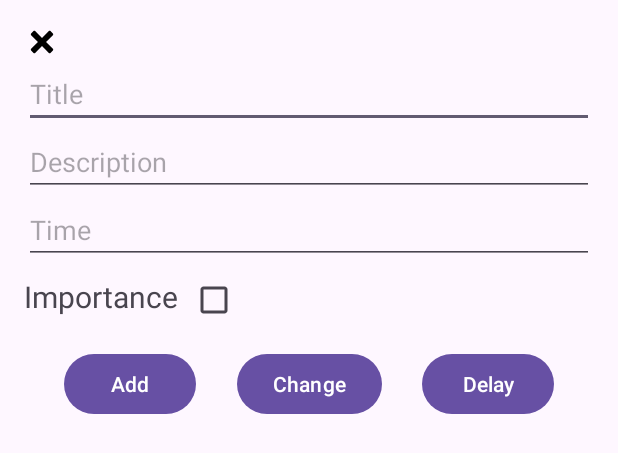
After one commit to nurkenzhebekov/DrugsApp, an Android app: the layout fragment_add_drug_dialog.xml on its own in the app's theme, with its tools: preview values and no code run, on a phone screen of 412 x 824 dp. The commit adds this screen. Shown: the top 453 px of the screen. Run offline under Robolectric (Android 15) with nearby library versions, the phone set to English and light mode, and no system bars.

Commit message:
Initial 2

```diff
--- a/app/src/main/java/com/example/drugsapp/repository/DrugsRepository.kt
+++ b/app/src/main/java/com/example/drugsapp/repository/DrugsRepository.kt
@@ -9,4 +9,6 @@ class DrugsRepository(private val drugsDao: DrugsDao) {
     fun getDrugsByImportance(importance: String): LiveData<List<Drug>> {
         return drugsDao.getDrugsByImportance(importance)
     }
+
+    suspend fun insert(drug: Drug) = drugsDao.insert(drug)
 }
--- a/app/src/main/java/com/example/drugsapp/ui/fragment/drugs/DrugsViewModel.kt
+++ b/app/src/main/java/com/example/drugsapp/ui/fragment/drugs/DrugsViewModel.kt
@@ -5,6 +5,7 @@ import android.view.LayoutInflater
 import android.view.ViewGroup
 import androidx.lifecycle.AndroidViewModel
 import androidx.lifecycle.LiveData
+import androidx.lifecycle.viewModelScope
 import androidx.recyclerview.widget.DiffUtil
 import androidx.recyclerview.widget.ListAdapter
 import androidx.recyclerview.widget.RecyclerView
@@ -12,6 +13,7 @@ import com.example.drugsapp.data.DrugsDatabase
 import com.example.drugsapp.databinding.ItemDrugsBinding
 import com.example.drugsapp.model.Drug
 import com.example.drugsapp.repository.DrugsRepository
+import kotlinx.coroutines.launch
 
 class DrugsViewModel(app: Application) : AndroidViewModel(app) {
     private val repository: DrugsRepository
@@ -23,6 +25,10 @@ class DrugsViewModel(app: Application) : AndroidViewModel(app) {
 
     fun getDrugsByImportance(importance: String): LiveData<List<Drug>> {
         return repository.getDrugsByImportance(importance)
+    }
+
+    fun insert(drug: Drug) = viewModelScope.launch {
+        repository.insert(drug)
     }
 }
 
--- /dev/null
+++ b/app/src/main/res/drawable/ic_cancel.xml
@@ -0,0 +1,5 @@
+<vector xmlns:android="http://schemas.android.com/apk/res/android" android:height="24dp" android:viewportHeight="32" android:viewportWidth="32" android:width="24dp">
+
+    <path android:fillColor="#000000" android:pathData="M19.587,16.001l6.096,6.096c0.396,0.396 0.396,1.039 0,1.435l-2.151,2.151c-0.396,0.396 -1.038,0.396 -1.435,0l-6.097,-6.096 -6.097,6.096c-0.396,0.396 -1.038,0.396 -1.434,0l-2.152,-2.151c-0.396,-0.396 -0.396,-1.038 0,-1.435l6.097,-6.096 -6.097,-6.097c-0.396,-0.396 -0.396,-1.039 0,-1.435l2.153,-2.151c0.396,-0.396 1.038,-0.396 1.434,0l6.096,6.097 6.097,-6.097c0.396,-0.396 1.038,-0.396 1.435,0l2.151,2.152c0.396,0.396 0.396,1.038 0,1.435l-6.096,6.096z"/>
+
+</vector>
--- /dev/null
+++ b/app/src/main/res/layout/fragment_add_drug_dialog.xml
@@ -0,0 +1,99 @@
+<?xml version="1.0" encoding="utf-8"?>
+<androidx.constraintlayout.widget.ConstraintLayout
+    xmlns:android="http://schemas.android.com/apk/res/android"
+    android:layout_width="match_parent"
+    android:layout_height="match_parent"
+    xmlns:app="http://schemas.android.com/apk/res-auto"
+    android:padding="16dp">
+
+    <ImageButton
+        android:id="@+id/img_bt_close"
+        android:layout_width="wrap_content"
+        android:layout_height="wrap_content"
+        android:src="@drawable/ic_cancel"
+        android:background="@android:color/transparent"
+        app:layout_constraintTop_toTopOf="parent"
+        app:layout_constraintStart_toStartOf="parent"/>
+
+    <EditText
+        android:id="@+id/edt_title"
+        android:layout_width="match_parent"
+        android:layout_height="wrap_content"
+        app:layout_constraintTop_toBottomOf="@id/img_bt_close"
+        app:layout_constraintStart_toStartOf="parent"
+        android:hint="Title" />
+
+    <EditText
+        android:id="@+id/edt_description"
+        android:layout_width="match_parent"
+        android:layout_height="wrap_content"
+        app:layout_constraintTop_toBottomOf="@id/edt_title"
+        app:layout_constraintStart_toStartOf="parent"
+        android:hint="Description" />
+
+    <EditText
+        android:id="@+id/edt_time"
+        android:layout_width="match_parent"
+        android:layout_height="wrap_content"
+        app:layout_constraintTop_toBottomOf="@id/edt_description"
+        app:layout_constraintStart_toStartOf="parent"
+        android:hint="Time" />
+
+
+    <TextView
+        android:id="@+id/tv_importance"
+        android:layout_width="wrap_content"
+        android:layout_height="wrap_content"
+        android:layout_marginTop="8dp"
+        app:layout_constraintTop_toBottomOf="@id/edt_time"
+        app:layout_constraintStart_toStartOf="parent"
+        android:text="Importance"
+        android:textSize="20sp"/>
+
+    <CheckBox
+        android:id="@+id/checkbox"
+        android:layout_width="wrap_content"
+        android:layout_height="wrap_content"
+        app:layout_constraintTop_toBottomOf="@id/edt_time"
+        app:layout_constraintStart_toEndOf="@id/tv_importance"/>
+
+    <Spinner
+        android:id="@+id/spinner_importance"
+        android:layout_width="match_parent"
+        android:layout_height="wrap_content"
+        android:visibility="gone"
+        app:layout_constraintTop_toBottomOf="@id/checkbox"
+        app:layout_constraintStart_toStartOf="parent"
+        android:hint="Importance" />
+
+    <Button
+        android:id="@+id/bt_add"
+        android:layout_width="wrap_content"
+        android:layout_height="wrap_content"
+        android:layout_marginTop="8dp"
+        app:layout_constraintTop_toBottomOf="@id/spinner_importance"
+        app:layout_constraintStart_toStartOf="parent"
+        app:layout_constraintEnd_toStartOf="@id/bt_change"
+        android:text="Add" />
+
+    <Button
+        android:id="@+id/bt_change"
+        android:layout_width="wrap_content"
+        android:layout_height="wrap_content"
+        android:layout_marginTop="8dp"
+        app:layout_constraintTop_toBottomOf="@id/spinner_importance"
+        app:layout_constraintStart_toEndOf="@id/bt_add"
+        app:layout_constraintEnd_toStartOf="@id/bt_delay"
+        android:text="Change" />
+
+    <Button
+        android:id="@+id/bt_delay"
+        android:layout_width="wrap_content"
+        android:layout_height="wrap_content"
+        android:layout_marginTop="8dp"
+        app:layout_constraintTop_toBottomOf="@id/spinner_importance"
+        app:layout_constraintStart_toEndOf="@id/bt_change"
+        app:layout_constraintEnd_toEndOf="parent"
+        android:text="Delay" />
+
+</androidx.constraintlayout.widget.ConstraintLayout>
--- a/app/src/main/res/layout/fragment_drugs_list.xml
+++ b/app/src/main/res/layout/fragment_drugs_list.xml
@@ -7,6 +7,7 @@
     tools:context=".ui.fragment.drugs.DrugsListFragment">
 
     <com.google.android.material.floatingactionbutton.FloatingActionButton
+        android:id="@+id/flacbt_add_drug"
         android:layout_width="wrap_content"
         android:layout_height="wrap_content"
         android:layout_gravity="end|bottom"
--- a/app/src/main/res/navigation/nav_graph.xml
+++ b/app/src/main/res/navigation/nav_graph.xml
@@ -15,4 +15,9 @@
         android:name="com.example.drugsapp.ui.fragment.profile.ProfileFragment"
         android:label="Profile"
         tools:layout="@layout/fragment_profile" />
+    <fragment
+        android:id="@+id/drugsListFragment"
+        android:name="com.example.drugsapp.ui.fragment.drugs.DrugsListFragment"
+        android:label="fragment_drugs_list"
+        tools:layout="@layout/fragment_drugs_list" />
 </navigation>
```
Also changed, not shown: app/src/main/java/com/example/drugsapp/ui/fragment/dialog/AddDrugDialogFragment.kt (added, +77 -0 lines), app/src/main/java/com/example/drugsapp/ui/fragment/drugs/DrugsListFragment.kt (+19 -0 lines), app/src/main/res/values/importance_levels.xml (added, +8 -0 lines).
